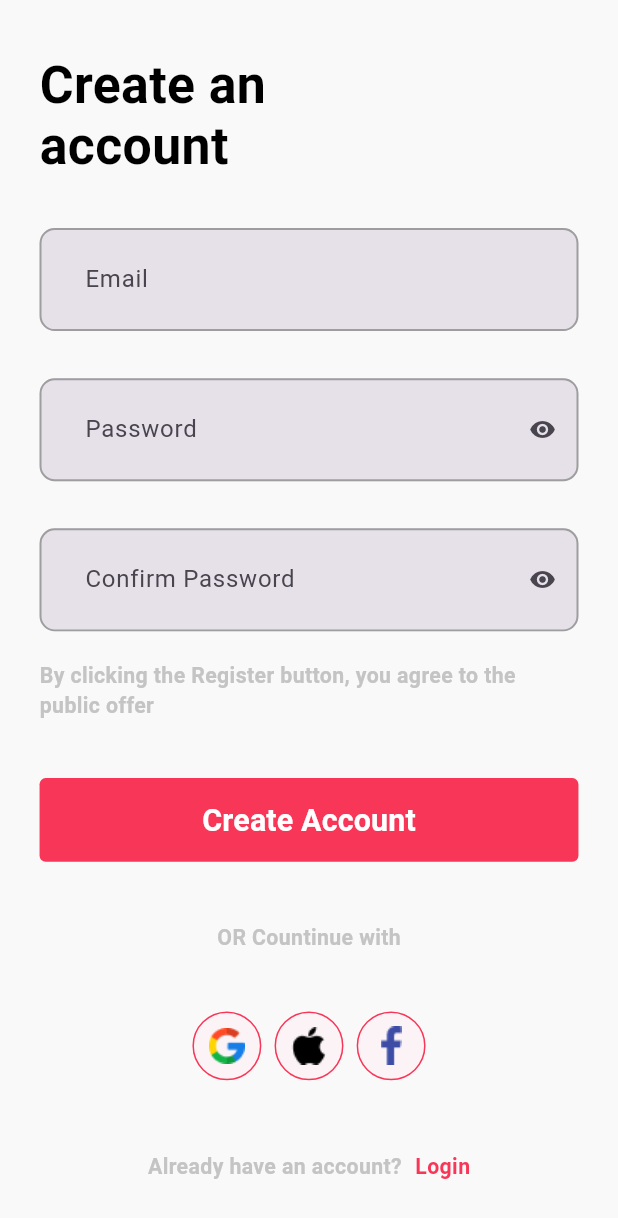
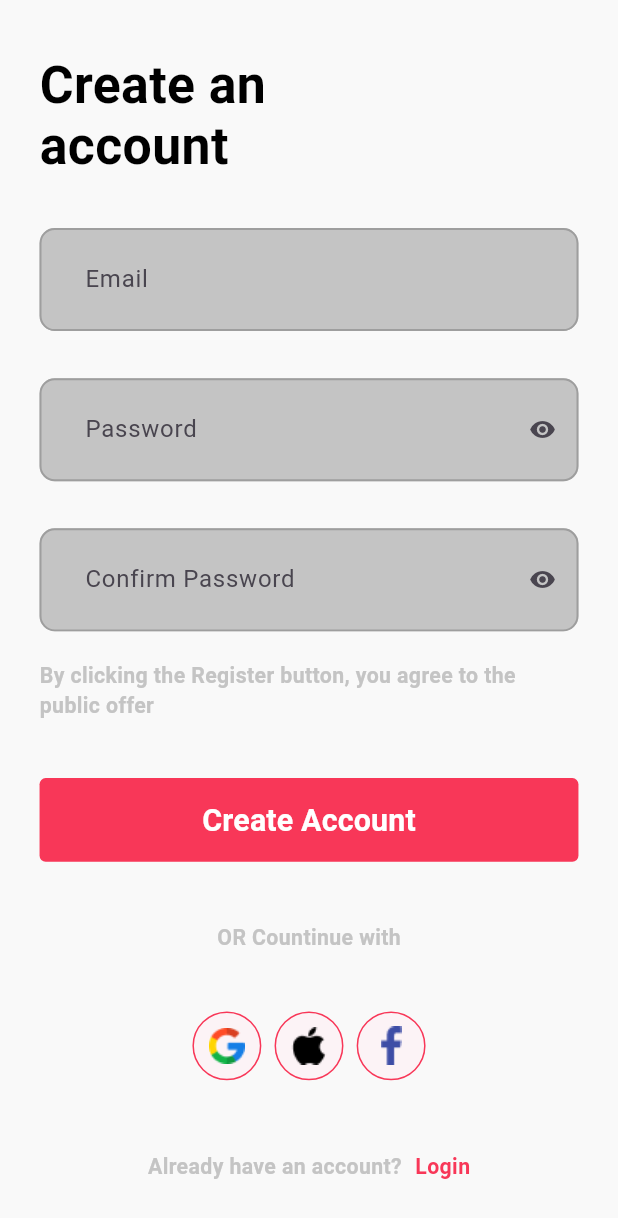
Before and after one commit to mostafaramadanhamed/etea, a Flutter app: the SignUpScreen screen opened by its route, on a phone screen of 412 x 824 dp. Shown: the top 1218 px of the screen. Run offline on Flutter 3.47's test engine with Material 3 defaults, Android fonts, the phone set to English and light mode, and no system bars; our stand-ins replace carousel_slider, flutter_screenutil, flutter_secure_storage, flutter_svg, shared_preferences; accounts and stored records are empty; network calls fail.

Commit message:
- edit fill color for text filed

```diff
--- a/lib/core/widgets/app_text_form_filed.dart
+++ b/lib/core/widgets/app_text_form_filed.dart
@@ -1,7 +1,7 @@
+import 'package:etea/core/theme/app_colors.dart';
 import 'package:flutter/material.dart';
 
 import 'package:flutter_screenutil/flutter_screenutil.dart';
-
 
 class AppTextFormField extends StatelessWidget {
   final EdgeInsetsGeometry? contentPadding;
@@ -60,7 +60,7 @@ class AppTextFormField extends StatelessWidget {
         focusedBorder: focusedBorder ??
             OutlineInputBorder(
               borderSide: const BorderSide(
-                  color:Colors.grey,
+                color: Colors.grey,
                 width: 1.3,
               ),
               borderRadius: BorderRadius.circular(10.0.r),
@@ -68,7 +68,7 @@ class AppTextFormField extends StatelessWidget {
         enabledBorder: enabledBorder ??
             OutlineInputBorder(
               borderSide: const BorderSide(
-                color:Colors.grey,
+                color: Colors.grey,
                 width: 1.3,
               ),
               borderRadius: BorderRadius.circular(10.r),
@@ -91,8 +91,8 @@ class AppTextFormField extends StatelessWidget {
         hintText: hintText,
         suffixIcon: suffixIcon,
         labelText: label,
-          alignLabelWithHint: true
-          //  fillColor: backgroundColor ??Colors.green.moreLightGray,
+        alignLabelWithHint: true,
+        fillColor: backgroundColor ?? AppColors.lightGrey,
         //  filled: true,
       ),
       obscureText: isObscureText ?? false,
```
Lines whose indentation alone changed are shown as unchanged.
